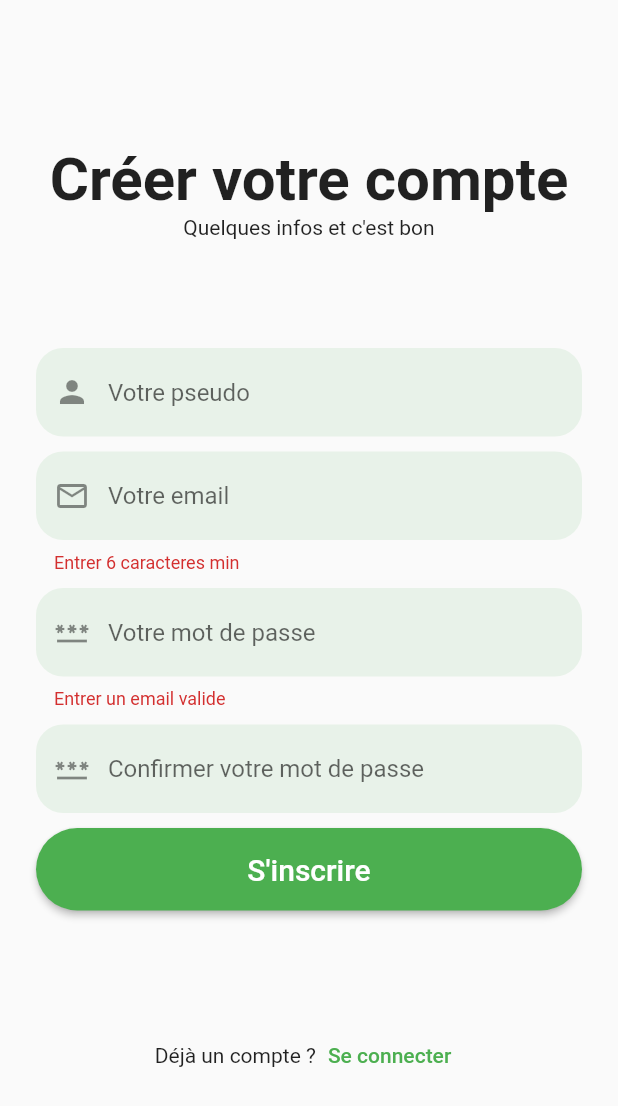
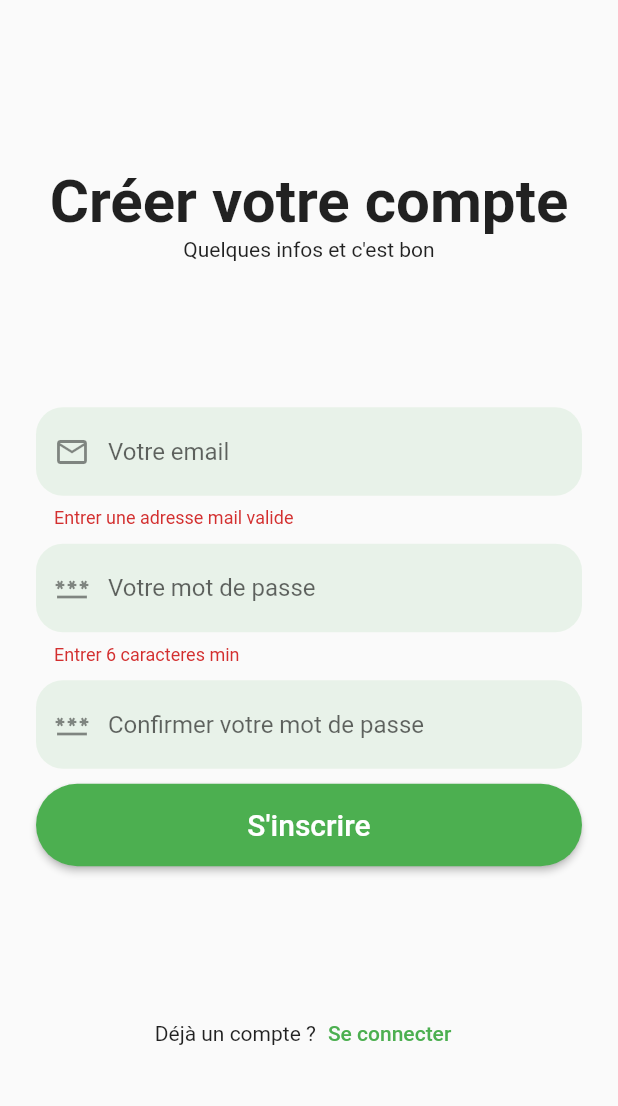
Before and after one commit to ClaudieFaukan/birdhelp, a Flutter app: the SignUpPage screen opened directly, after a tap on "S'inscrire", on a phone screen of 412 x 824 dp. Shown: the top 1106 px of the screen. Run offline on Flutter 3.47's test engine with Material 2 defaults, Android fonts, the phone set to English and light mode, and no system bars; our stand-ins replace convex_bottom_bar, email_validator, firebase_auth, firebase_core, flutter_map, fluttertoast and 4 more; missing offline and left inert: firebase, open_street_map_search_and_pick, positioned_tap_detector_2; accounts and stored records are empty.

Commit message:
delete pseudo in login add internet on manisfest

```diff
--- a/lib/signup_page.dart
+++ b/lib/signup_page.dart
@@ -1,6 +1,7 @@
 import 'package:birdhelp/login_page.dart';
 import 'package:birdhelp/utils.dart';
 import 'package:email_validator/email_validator.dart';
+import 'package:firebase/firebase.dart';
 import 'package:firebase_auth/firebase_auth.dart';
 import 'package:flutter/cupertino.dart';
 import 'package:flutter/material.dart';
@@ -60,17 +61,6 @@ class _SignUpPageState extends State<SignUpPage> {
         child: Column(
           crossAxisAlignment: CrossAxisAlignment.stretch,
           children: [
-            TextField(
-              decoration: InputDecoration(
-                hintText: "Votre pseudo",
-                fillColor: Theme.of(context).primaryColor.withOpacity(0.1),
-                filled: true,
-                prefixIcon: Icon(Icons.person),
-                border: OutlineInputBorder(
-                    borderRadius: BorderRadius.circular(18),
-                    borderSide: BorderSide.none),
-              ),
-            ),
             SizedBox(
               height: 10,
             ),
@@ -78,7 +68,7 @@ class _SignUpPageState extends State<SignUpPage> {
               autovalidateMode: AutovalidateMode.onUserInteraction,
               validator: (email) =>
                   email != null && !EmailValidator.validate(email)
-                      ? 'Entrer 6 caracteres min'
+                      ? 'Entrer une adresse mail valide'
                       : null,
               controller: emailController,
               textInputAction: TextInputAction.done,
@@ -98,7 +88,7 @@ class _SignUpPageState extends State<SignUpPage> {
             TextFormField(
               autovalidateMode: AutovalidateMode.onUserInteraction,
               validator: (value) => value != null && value.length < 6
-                  ? 'Entrer un email valide'
+                  ? 'Entrer 6 caracteres min'
                   : null,
               controller: passwordController,
               decoration: InputDecoration(
```
Also changed, not shown: 2 other files.
